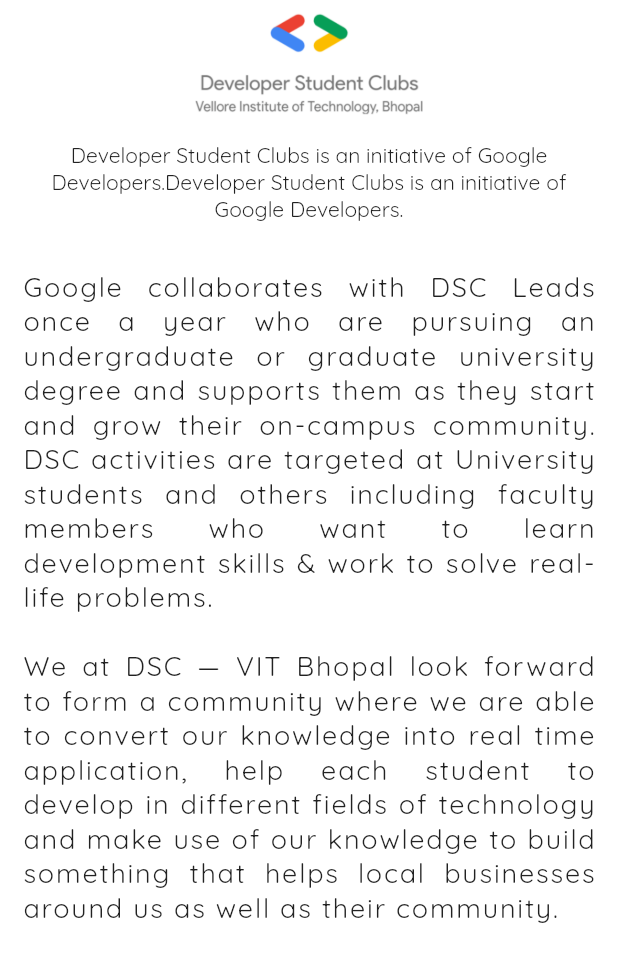
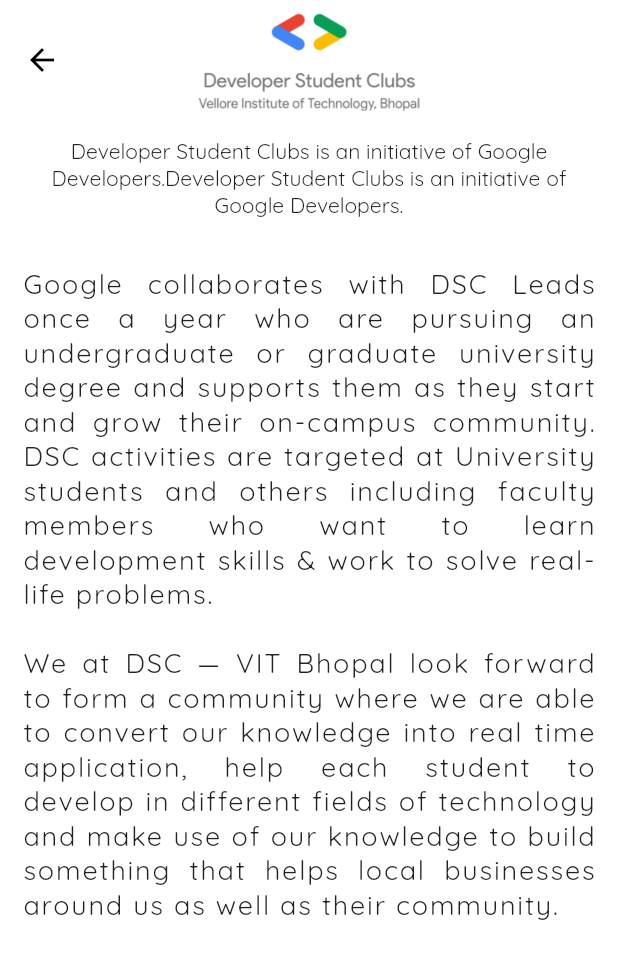
Before and after one commit to GDGCVITBHOPAL/DSC-APP, a Flutter app: the AboutDSC screen opened directly, on a phone screen of 412 x 824 dp. Shown: the top 962 px of the screen. Run offline on Flutter 3.47's test engine with Material 2 defaults, Android fonts, the phone set to English and light mode, and no system bars; our stand-ins replace auto_size_text, cloud_firestore, firebase_core, flutter_spinkit, fluttericon, google_fonts and 1 more; accounts and stored records are empty.

Commit message:
app bar: Match style with rest of the app

```diff
--- a/lib/screens/dscScreen/aboutDSC.dart
+++ b/lib/screens/dscScreen/aboutDSC.dart
@@ -10,21 +10,21 @@ class _AboutDSCState extends State<AboutDSC> {
   @override
   Widget build(BuildContext context) {
     return Scaffold(
+      appBar: AppBar(
+        toolbarHeight: 80,
+        elevation: 0,
+        title:
+        Container(
+          height: 80,
+          child: Image.asset(Assets.vitb_dsc_logo),
+        ),
+        centerTitle: true,
+        backgroundColor: Colors.white,
+      ),
       body: SafeArea(
         child: Column(
           mainAxisAlignment: MainAxisAlignment.center,
           children: [
-            Expanded(
-              flex: 1,
-              child: Container(
-                child: Center(
-                  child: Image.asset(
-                    Assets.vitb_dsc_logo,
-                    fit: BoxFit.fitWidth,
-                  ),
-                ),
-              ),
-            ),
             Expanded(
               flex: 1,
               child: Padding(
```
Also changed, not shown: lib/screens/team/team.dart (+11 -0 lines).
